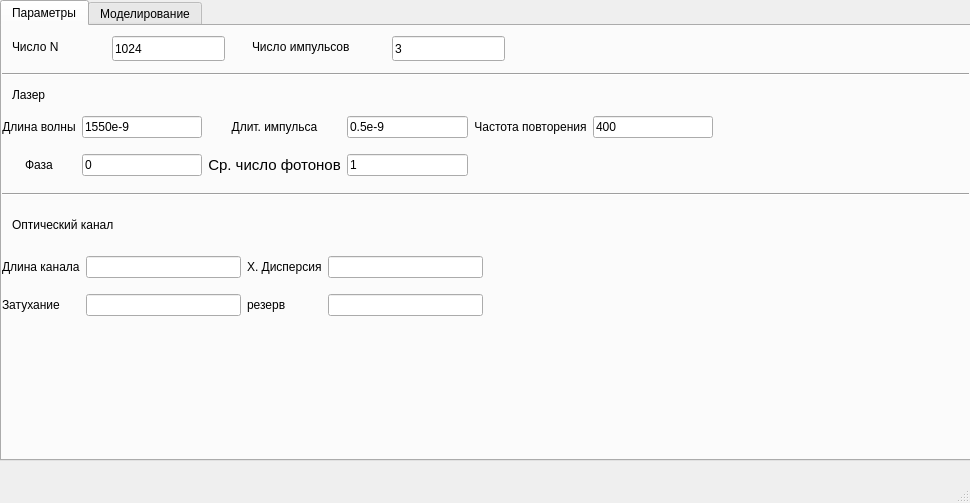
This is mainwindow.ui in Yorick2014/SimQC as Qt 5 draws it before an edit. The edited form follows.
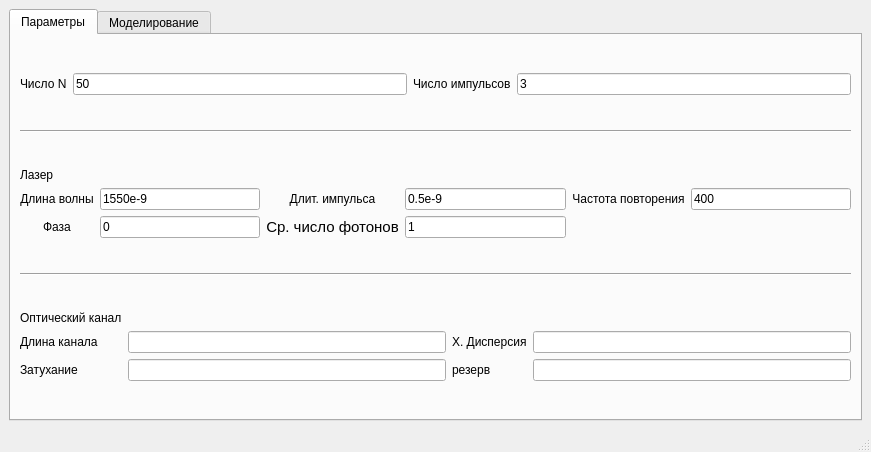
This is the edited form. The open tabs and pages were chosen to show the change. Custom widgets are drawn as their Qt base class.

Commit message: Теперь график нормально растягивается

Diff of the .ui file:
```diff
--- a/mainwindow.ui
+++ b/mainwindow.ui
@@ -6,8 +6,8 @@
    <rect>
     <x>0</x>
     <y>0</y>
-    <width>970</width>
-    <height>503</height>
+    <width>871</width>
+    <height>452</height>
    </rect>
   </property>
   <property name="sizePolicy">
@@ -16,6 +16,12 @@
     <verstretch>0</verstretch>
    </sizepolicy>
   </property>
+  <property name="maximumSize">
+   <size>
+    <width>1920</width>
+    <height>1080</height>
+   </size>
+  </property>
   <property name="windowTitle">
    <string>SimQC</string>
   </property>
@@ -29,18 +35,12 @@
    <property name="locale">
     <locale language="Russian" country="Russia"/>
    </property>
+   <layout class="QHBoxLayout" name="horizontalLayout">
+    <item>
    <widget class="QTabWidget" name="tabWidget">
     <property name="enabled">
      <bool>true</bool>
     </property>
-    <property name="geometry">
-     <rect>
-      <x>0</x>
-      <y>0</y>
-      <width>971</width>
-      <height>461</height>
-     </rect>
-    </property>
     <property name="sizePolicy">
      <sizepolicy hsizetype="Expanding" vsizetype="Expanding">
       <horstretch>0</horstretch>
@@ -49,8 +49,8 @@
     </property>
     <property name="maximumSize">
      <size>
-      <width>971</width>
-      <height>501</height>
+        <width>16777215</width>
+        <height>16777215</height>
      </size>
     </property>
     <property name="locale">
@@ -73,7 +73,7 @@
       <bool>true</bool>
      </property>
      <property name="sizePolicy">
-      <sizepolicy hsizetype="Expanding" vsizetype="Expanding">
+        <sizepolicy hsizetype="Maximum" vsizetype="Maximum">
        <horstretch>0</horstretch>
        <verstretch>0</verstretch>
       </sizepolicy>
@@ -87,30 +87,81 @@
      <attribute name="title">
       <string>Параметры</string>
      </attribute>
-     <widget class="QLabel" name="label_25">
-      <property name="geometry">
-       <rect>
-        <x>10</x>
-        <y>60</y>
-        <width>67</width>
-        <height>17</height>
-       </rect>
+       <layout class="QGridLayout" name="gridLayout_5">
+        <item row="0" column="0">
+         <widget class="QLabel" name="label_13">
+          <property name="sizePolicy">
+           <sizepolicy hsizetype="Fixed" vsizetype="Fixed">
+            <horstretch>0</horstretch>
+            <verstretch>0</verstretch>
+           </sizepolicy>
       </property>
       <property name="text">
-       <string>Лазер</string>
-      </property>
-     </widget>
-     <widget class="QWidget" name="layoutWidget_3">
-      <property name="geometry">
-       <rect>
-        <x>0</x>
-        <y>80</y>
-        <width>711</width>
-        <height>81</height>
-       </rect>
-      </property>
+           <string>Число N</string>
+          </property>
+         </widget>
+        </item>
+        <item row="0" column="1">
+         <widget class="QLineEdit" name="lineEdit_N">
+          <property name="text">
+           <string>50</string>
+          </property>
+         </widget>
+        </item>
+        <item row="0" column="2">
+         <widget class="QLabel" name="label_14">
+          <property name="sizePolicy">
+           <sizepolicy hsizetype="Fixed" vsizetype="Fixed">
+            <horstretch>0</horstretch>
+            <verstretch>0</verstretch>
+           </sizepolicy>
+          </property>
+          <property name="text">
+           <string>Число импульсов</string>
+          </property>
+         </widget>
+        </item>
+        <item row="0" column="3">
+         <widget class="QLineEdit" name="lineEdit_num_pulse">
+          <property name="text">
+           <string>3</string>
+          </property>
+         </widget>
+        </item>
+        <item row="1" column="0" colspan="4">
+         <widget class="Line" name="line_4">
+          <property name="orientation">
+           <enum>Qt::Horizontal</enum>
+          </property>
+         </widget>
+        </item>
+        <item row="3" column="0" colspan="4">
       <layout class="QGridLayout" name="gridLayout_3">
+          <property name="sizeConstraint">
+           <enum>QLayout::SetMinimumSize</enum>
+          </property>
+          <item row="1" column="0">
+           <widget class="QLabel" name="label_5">
+            <property name="text">
+             <string>&lt;html&gt;&lt;head/&gt;&lt;body&gt;&lt;p align=&quot;center&quot;&gt;Длина волны&lt;/p&gt;&lt;/body&gt;&lt;/html&gt;</string>
+            </property>
+           </widget>
+          </item>
+          <item row="2" column="0">
+           <widget class="QLabel" name="label_18">
+            <property name="text">
+             <string>&lt;html&gt;&lt;head/&gt;&lt;body&gt;&lt;p align=&quot;center&quot;&gt;Фаза&lt;/p&gt;&lt;/body&gt;&lt;/html&gt;</string>
+            </property>
+           </widget>
+          </item>
        <item row="1" column="2">
+           <widget class="QLabel" name="label_17">
+            <property name="text">
+             <string>&lt;html&gt;&lt;head/&gt;&lt;body&gt;&lt;p align=&quot;center&quot;&gt;Длит. импульса&lt;/p&gt;&lt;/body&gt;&lt;/html&gt;</string>
+            </property>
+           </widget>
+          </item>
+          <item row="2" column="2">
         <widget class="QLabel" name="label_19">
          <property name="text">
           <string>&lt;!DOCTYPE HTML PUBLIC &quot;-//W3C//DTD HTML 4.0//EN&quot; &quot;http://www.w3.org/TR/REC-html40/strict.dtd&quot;&gt;
@@ -121,214 +172,131 @@
          </property>
         </widget>
        </item>
-       <item row="1" column="0">
-        <widget class="QLabel" name="label_18">
-         <property name="text">
-          <string>&lt;html&gt;&lt;head/&gt;&lt;body&gt;&lt;p align=&quot;center&quot;&gt;Фаза&lt;/p&gt;&lt;/body&gt;&lt;/html&gt;</string>
-         </property>
-        </widget>
-       </item>
-       <item row="0" column="2">
-        <widget class="QLabel" name="label_17">
-         <property name="text">
-          <string>&lt;html&gt;&lt;head/&gt;&lt;body&gt;&lt;p align=&quot;center&quot;&gt;Длит. импульса&lt;/p&gt;&lt;/body&gt;&lt;/html&gt;</string>
-         </property>
-        </widget>
-       </item>
-       <item row="0" column="1">
-        <widget class="QLineEdit" name="lineEdit_centralWavelength">
-         <property name="text">
-          <string>1550e-9</string>
-         </property>
-        </widget>
-       </item>
-       <item row="1" column="1">
-        <widget class="QLineEdit" name="lineEdit_phase">
-         <property name="text">
-          <string>0</string>
-         </property>
-        </widget>
-       </item>
-       <item row="0" column="3">
+          <item row="1" column="3">
         <widget class="QLineEdit" name="lineEdit_pulseDuration">
          <property name="text">
           <string>0.5e-9</string>
          </property>
         </widget>
        </item>
-       <item row="1" column="3">
-        <widget class="QLineEdit" name="lineEdit_averageCountPh">
-         <property name="text">
-          <string>1</string>
-         </property>
-        </widget>
-       </item>
-       <item row="0" column="0">
-        <widget class="QLabel" name="label_5">
-         <property name="text">
-          <string>&lt;html&gt;&lt;head/&gt;&lt;body&gt;&lt;p align=&quot;center&quot;&gt;Длина волны&lt;/p&gt;&lt;/body&gt;&lt;/html&gt;</string>
-         </property>
-        </widget>
-       </item>
-       <item row="0" column="5">
-        <widget class="QLineEdit" name="lineEdit_repRate">
-         <property name="text">
-          <string>400</string>
-         </property>
-        </widget>
-       </item>
-       <item row="0" column="4">
+          <item row="1" column="4">
         <widget class="QLabel" name="label_20">
          <property name="text">
           <string>&lt;html&gt;&lt;head/&gt;&lt;body&gt;&lt;p align=&quot;center&quot;&gt;Частота повторения&lt;/p&gt;&lt;/body&gt;&lt;/html&gt;</string>
          </property>
         </widget>
        </item>
-      </layout>
-     </widget>
-     <widget class="QLabel" name="label_16">
-      <property name="geometry">
-       <rect>
-        <x>10</x>
-        <y>190</y>
-        <width>141</width>
-        <height>17</height>
-       </rect>
-      </property>
-      <property name="text">
-       <string>Оптический канал</string>
-      </property>
-     </widget>
-     <widget class="QWidget" name="layoutWidget_4">
-      <property name="geometry">
-       <rect>
-        <x>0</x>
-        <y>220</y>
-        <width>481</width>
-        <height>81</height>
-       </rect>
-      </property>
+          <item row="2" column="1">
+           <widget class="QLineEdit" name="lineEdit_phase">
+            <property name="text">
+             <string>0</string>
+            </property>
+           </widget>
+          </item>
+          <item row="1" column="1">
+           <widget class="QLineEdit" name="lineEdit_centralWavelength">
+            <property name="text">
+             <string>1550e-9</string>
+            </property>
+           </widget>
+          </item>
+          <item row="1" column="5">
+           <widget class="QLineEdit" name="lineEdit_repRate">
+            <property name="text">
+             <string>400</string>
+            </property>
+           </widget>
+          </item>
+          <item row="2" column="3">
+           <widget class="QLineEdit" name="lineEdit_averageCountPh">
+            <property name="text">
+             <string>1</string>
+            </property>
+           </widget>
+          </item>
+          <item row="0" column="0" colspan="3">
+           <widget class="QLabel" name="label_25">
+            <property name="sizePolicy">
+             <sizepolicy hsizetype="Fixed" vsizetype="Fixed">
+              <horstretch>0</horstretch>
+              <verstretch>0</verstretch>
+             </sizepolicy>
+            </property>
+            <property name="text">
+             <string>Лазер</string>
+            </property>
+           </widget>
+          </item>
+         </layout>
+        </item>
+        <item row="4" column="0" colspan="4">
+         <widget class="Line" name="line_2">
+          <property name="orientation">
+           <enum>Qt::Horizontal</enum>
+          </property>
+         </widget>
+        </item>
+        <item row="6" column="0" colspan="4">
       <layout class="QGridLayout" name="gridLayout_4">
-       <item row="0" column="3">
+          <property name="sizeConstraint">
+           <enum>QLayout::SetMinimumSize</enum>
+          </property>
+          <item row="1" column="3">
         <widget class="QLineEdit" name="lineEdit_16"/>
        </item>
-       <item row="1" column="2">
+          <item row="2" column="0">
+           <widget class="QLabel" name="label_23">
+            <property name="text">
+             <string>Затухание</string>
+            </property>
+           </widget>
+          </item>
+          <item row="1" column="1">
+           <widget class="QLineEdit" name="lineEdit_18"/>
+          </item>
+          <item row="2" column="2">
         <widget class="QLabel" name="label_21">
          <property name="text">
           <string>резерв</string>
          </property>
         </widget>
        </item>
-       <item row="1" column="3">
-        <widget class="QLineEdit" name="lineEdit_15"/>
-       </item>
-       <item row="0" column="2">
+          <item row="1" column="2">
         <widget class="QLabel" name="label_22">
          <property name="text">
           <string>Х. Дисперсия</string>
          </property>
         </widget>
        </item>
-       <item row="0" column="1">
-        <widget class="QLineEdit" name="lineEdit_18"/>
+          <item row="2" column="3">
+           <widget class="QLineEdit" name="lineEdit_15"/>
        </item>
        <item row="1" column="0">
-        <widget class="QLabel" name="label_23">
-         <property name="text">
-          <string>Затухание</string>
-         </property>
-        </widget>
-       </item>
-       <item row="1" column="1">
-        <widget class="QLineEdit" name="lineEdit_14"/>
-       </item>
-       <item row="0" column="0">
         <widget class="QLabel" name="label_24">
          <property name="text">
           <string>Длина канала</string>
          </property>
         </widget>
        </item>
-      </layout>
-     </widget>
-     <widget class="Line" name="line_2">
-      <property name="geometry">
-       <rect>
-        <x>0</x>
-        <y>160</y>
-        <width>971</width>
-        <height>16</height>
-       </rect>
-      </property>
-      <property name="orientation">
-       <enum>Qt::Horizontal</enum>
-      </property>
-     </widget>
-     <widget class="QLineEdit" name="lineEdit_N">
-      <property name="geometry">
-       <rect>
-        <x>110</x>
-        <y>10</y>
-        <width>113</width>
-        <height>25</height>
-       </rect>
-      </property>
+          <item row="2" column="1">
+           <widget class="QLineEdit" name="lineEdit_14"/>
+          </item>
+          <item row="0" column="0">
+           <widget class="QLabel" name="label_16">
+            <property name="sizePolicy">
+             <sizepolicy hsizetype="Fixed" vsizetype="Fixed">
+              <horstretch>0</horstretch>
+              <verstretch>0</verstretch>
+             </sizepolicy>
+            </property>
       <property name="text">
-       <string>1024</string>
-      </property>
-     </widget>
-     <widget class="QLabel" name="label_13">
-      <property name="geometry">
-       <rect>
-        <x>10</x>
-        <y>10</y>
-        <width>71</width>
-        <height>21</height>
-       </rect>
-      </property>
-      <property name="text">
-       <string>Число N</string>
-      </property>
-     </widget>
-     <widget class="Line" name="line_4">
-      <property name="geometry">
-       <rect>
-        <x>0</x>
-        <y>40</y>
-        <width>971</width>
-        <height>16</height>
-       </rect>
-      </property>
-      <property name="orientation">
-       <enum>Qt::Horizontal</enum>
-      </property>
-     </widget>
-     <widget class="QLabel" name="label_14">
-      <property name="geometry">
-       <rect>
-        <x>250</x>
-        <y>10</y>
-        <width>131</width>
-        <height>21</height>
-       </rect>
-      </property>
-      <property name="text">
-       <string>Число импульсов</string>
-      </property>
-     </widget>
-     <widget class="QLineEdit" name="lineEdit_num_pulse">
-      <property name="geometry">
-       <rect>
-        <x>390</x>
-        <y>10</y>
-        <width>113</width>
-        <height>25</height>
-       </rect>
-      </property>
-      <property name="text">
-       <string>3</string>
-      </property>
-     </widget>
+             <string>Оптический канал</string>
+            </property>
+           </widget>
+          </item>
+         </layout>
+        </item>
+       </layout>
     </widget>
     <widget class="QWidget" name="tab_modeling">
      <property name="sizePolicy">
@@ -421,8 +389,11 @@
      <zorder>pushButton_Start</zorder>
      <zorder>layoutWidget</zorder>
      <zorder>pulse_plot</zorder>
-    </widget>
-   </widget>
+       <zorder>pushButton_Stop</zorder>
+      </widget>
+     </widget>
+    </item>
+   </layout>
   </widget>
   <widget class="QMenuBar" name="menubar">
    <property name="geometry">
```
Left out of the diff: 110 changed lines with no effect on the pictures. Lines whose indentation alone changed are shown as unchanged.
